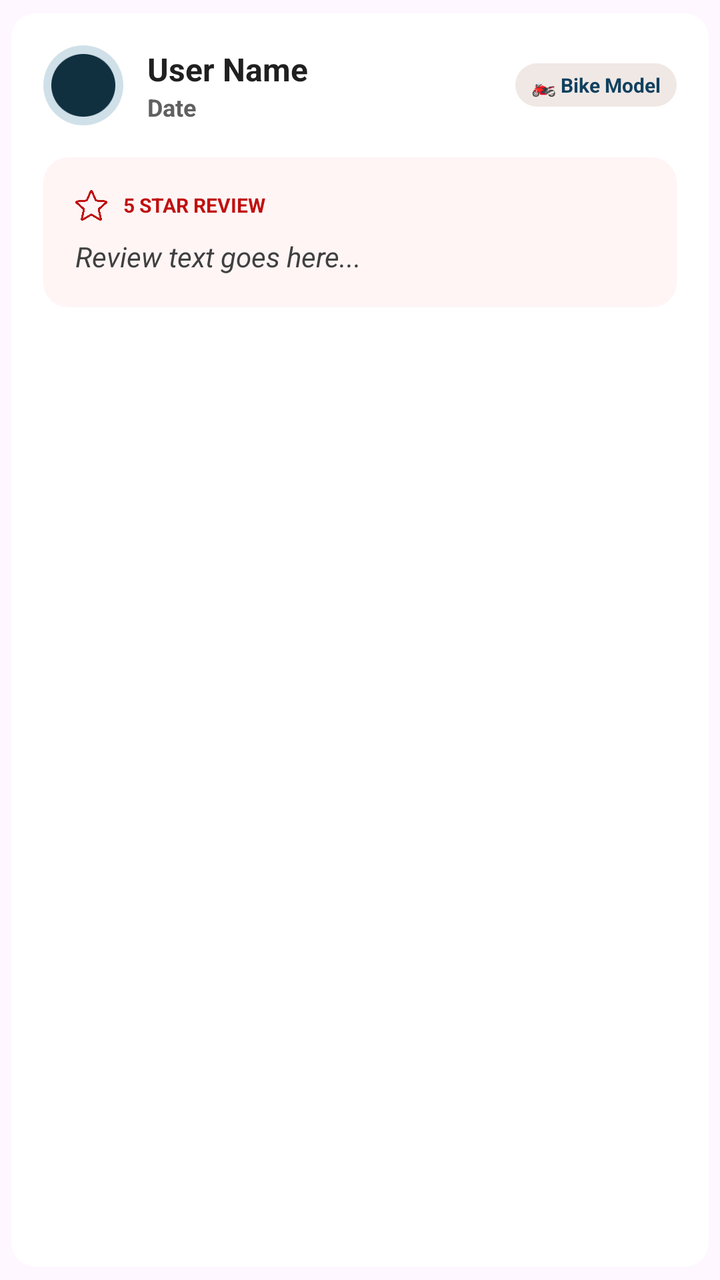
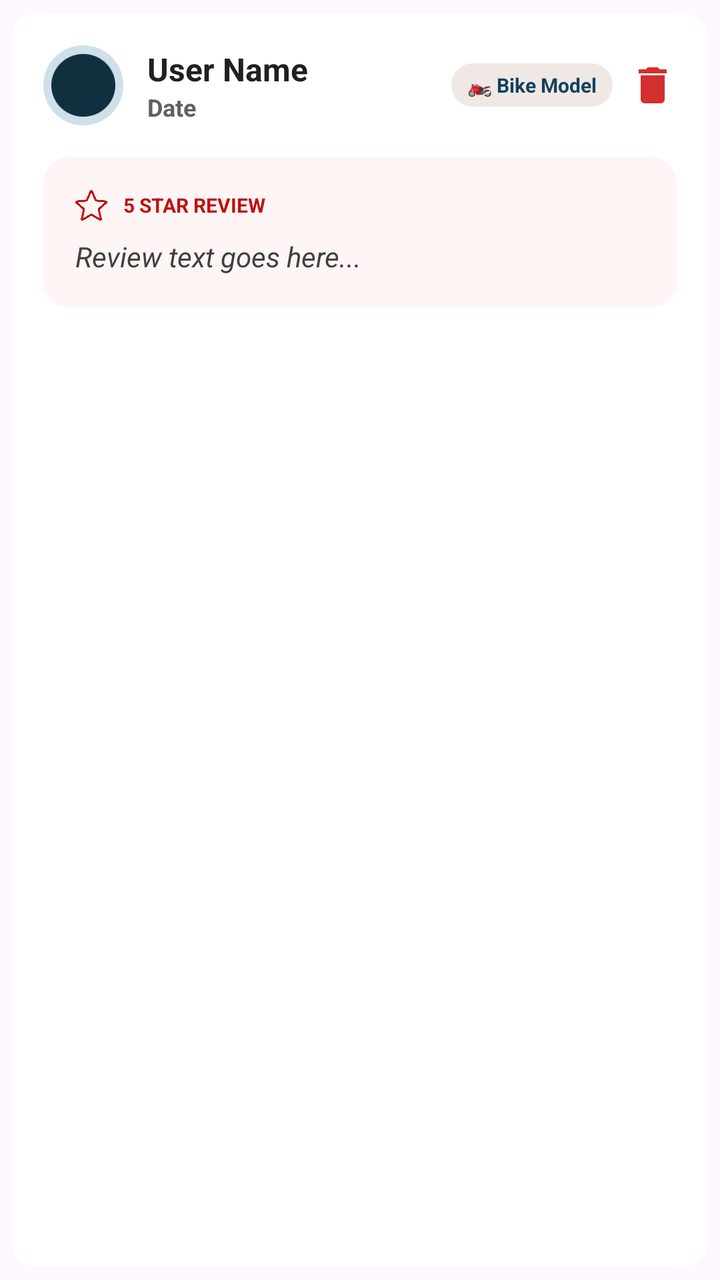

An Android layout rendered at two revisions. The XML below is the earlier revision; the diff shows what the commit changed to produce the second picture.
<!-- AndroidManifest.xml: application theme Theme.BikePaar -->
<!-- res/layout/item_admin_bike_review.xml -->
<?xml version="1.0" encoding="utf-8"?>
<androidx.cardview.widget.CardView
    xmlns:android="http://schemas.android.com/apk/res/android"
    xmlns:app="http://schemas.android.com/apk/res-auto"
    android:layout_width="match_parent"
    android:layout_height="wrap_content"
    android:layout_marginBottom="16dp"
    app:cardCornerRadius="12dp"
    app:cardElevation="0dp"
    app:cardBackgroundColor="#FFFFFF"
    app:cardUseCompatPadding="true">
    
    <LinearLayout
        android:layout_width="match_parent"
        android:layout_height="wrap_content"
        android:orientation="vertical"
        android:padding="16dp">
        
        <RelativeLayout
            android:layout_width="match_parent"
            android:layout_height="wrap_content"
            android:layout_marginBottom="16dp">
            
            <ImageView
                android:id="@+id/ivAvatar"
                android:layout_width="40dp"
                android:layout_height="40dp"
                android:src="@drawable/ic_person"
                android:background="@drawable/circle_background"
                android:backgroundTint="#D0E0E8"
                android:padding="4dp"
                app:tint="#103040"
                android:layout_centerVertical="true"/>
                
            <LinearLayout
                android:layout_width="wrap_content"
                android:layout_height="wrap_content"
                android:orientation="vertical"
                android:layout_toRightOf="@id/ivAvatar"
                android:layout_marginLeft="12dp"
                android:layout_centerVertical="true">
                <TextView 
                    android:id="@+id/tvUserName"
                    android:layout_width="wrap_content" 
                    android:layout_height="wrap_content" 
                    android:text="User Name" 
                    android:textColor="#202020" 
                    android:textSize="16sp" 
                    android:textStyle="bold"/>
                <TextView 
                    android:id="@+id/tvDate"
                    android:layout_width="wrap_content" 
                    android:layout_height="wrap_content" 
                    android:text="Date" 
                    android:textColor="#606060" 
                    android:textSize="12sp" 
                    android:textStyle="bold"/>
            </LinearLayout>
            
            <TextView
                android:id="@+id/tvBikeModel"
                android:layout_width="wrap_content"
                android:layout_height="wrap_content"
                android:text="🏍️ Bike Model"
                android:textColor="#104060"
                android:textSize="10sp"
                android:textStyle="bold"
                android:background="@drawable/rounded_toggle_bg"
                android:backgroundTint="#F0E8E4"
                android:paddingHorizontal="8dp"
                android:paddingVertical="4dp"
                android:layout_alignParentRight="true"
                android:layout_centerVertical="true"/>
        </RelativeLayout>
        
        <LinearLayout
            android:layout_width="match_parent"
            android:layout_height="wrap_content"
            android:orientation="vertical"
            android:background="@drawable/rounded_edittext"
            android:backgroundTint="#FFF5F5"
            android:padding="16dp"
            android:layout_marginBottom="16dp">
            
            <LinearLayout 
                android:layout_width="wrap_content" 
                android:layout_height="wrap_content" 
                android:orientation="horizontal" 
                android:gravity="center_vertical" 
                android:layout_marginBottom="8dp">
                <ImageView 
                    android:layout_width="16dp" 
                    android:layout_height="16dp" 
                    android:src="@drawable/ic_star" 
                    app:tint="#C01010" 
                    android:layout_marginRight="8dp"/>
                <TextView 
                    android:id="@+id/tvRating"
                    android:layout_width="wrap_content" 
                    android:layout_height="wrap_content" 
                    android:text="5 STAR REVIEW" 
                    android:textColor="#C01010" 
                    android:textSize="10sp" 
                    android:textStyle="bold"/>
            </LinearLayout>
            
            <TextView
                android:id="@+id/tvReview"
                android:layout_width="match_parent"
                android:layout_height="wrap_content"
                android:text="Review text goes here..."
                android:textColor="#404040"
                android:textSize="14sp"
                android:textStyle="italic"
                android:lineSpacingExtra="4dp"/>
        </LinearLayout>
        
    </LinearLayout>
</androidx.cardview.widget.CardView>
<!-- resources referenced by this layout -->
<resources>
  <!-- drawable circle_background (drawable) -->
  <?xml version="1.0" encoding="utf-8"?>
  <shape xmlns:android="http://schemas.android.com/apk/res/android">
      <solid android:color="#FFFFFF" />
      <corners android:radius="20dp" />
  </shape>
  <!-- drawable ic_person: png bitmap (drawable, 2357 bytes) -->
  <!-- drawable ic_star: png bitmap (drawable, 13099 bytes) -->
  <!-- drawable rounded_edittext (drawable) -->
  <?xml version="1.0" encoding="utf-8"?>
  <shape xmlns:android="http://schemas.android.com/apk/res/android">
      <solid android:color="#FFFFFF"/>
      <stroke android:width="1dp" android:color="#EAEAEA"/>
      <corners android:radius="12dp"/>
  </shape>
  <!-- drawable rounded_toggle_bg (drawable) -->
  <?xml version="1.0" encoding="utf-8"?>
  <shape xmlns:android="http://schemas.android.com/apk/res/android">
      <solid android:color="#F8ECE4"/>
      <corners android:radius="12dp"/>
  </shape>
  <style name="Theme.BikePaar" parent="Base.Theme.BikePaar">
          <item name="android:windowAnimationStyle">@style/Animation.BikePaar</item>
      </style>
  <style name="Base.Theme.BikePaar" parent="Theme.Material3.Light.NoActionBar">
          
          
      </style>
  <style name="Animation.BikePaar" parent="@android:style/Animation.Activity">
          <item name="android:activityOpenEnterAnimation">@anim/fade_in</item>
          <item name="android:activityOpenExitAnimation">@anim/fade_out</item>
          <item name="android:activityCloseEnterAnimation">@anim/fade_in</item>
          <item name="android:activityCloseExitAnimation">@anim/fade_out</item>
      </style>
</resources>

<!-- the commit's change to res/layout/item_admin_bike_review.xml (unified diff, before → after) -->
@@ -57,6 +57,16 @@
                     android:textStyle="bold"/>
             </LinearLayout>
             
+            <ImageView
+                android:id="@+id/ivDelete"
+                android:layout_width="24dp"
+                android:layout_height="24dp"
+                android:src="@drawable/ic_delete"
+                app:tint="#D32F2F"
+                android:layout_alignParentRight="true"
+                android:layout_centerVertical="true"
+                android:layout_marginLeft="8dp" />
+                
             <TextView
                 android:id="@+id/tvBikeModel"
                 android:layout_width="wrap_content"
@@ -69,7 +79,7 @@
                 android:backgroundTint="#F0E8E4"
                 android:paddingHorizontal="8dp"
                 android:paddingVertical="4dp"
-                android:layout_alignParentRight="true"
+                android:layout_toLeftOf="@id/ivDelete"
                 android:layout_centerVertical="true"/>
         </RelativeLayout>
         
<!-- resource entries referenced after the edit -->
@@ -6,6 +6,16 @@
       <solid android:color="#FFFFFF" />
       <corners android:radius="20dp" />
   </shape>
+  <!-- drawable ic_delete (drawable) -->
+  <vector xmlns:android="http://schemas.android.com/apk/res/android"
+      android:width="24dp"
+      android:height="24dp"
+      android:viewportWidth="24"
+      android:viewportHeight="24">
+    <path
+        android:fillColor="#FF000000"
+        android:pathData="M6,19c0,1.1 0.9,2 2,2h8c1.1,0 2,-0.9 2,-2V7H6v12zM19,4h-3.5l-1,-1h-5l-1,1H5v2h14V4z"/>
+  </vector>
   <!-- drawable ic_person: png bitmap (drawable, 2357 bytes) -->
   <!-- drawable ic_star: png bitmap (drawable, 13099 bytes) -->
   <!-- drawable rounded_edittext (drawable) -->
